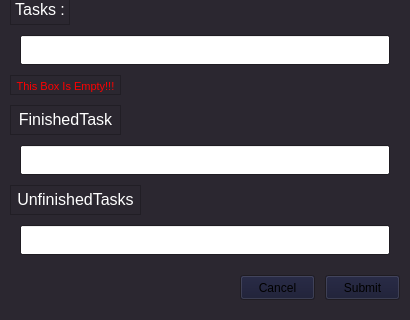
Old version of the form Employee.ui in the repository HeidariSina/Management-App; both pictures show x 0 to 410 and y 600 to 920 of the 410 by 920 pixel window.
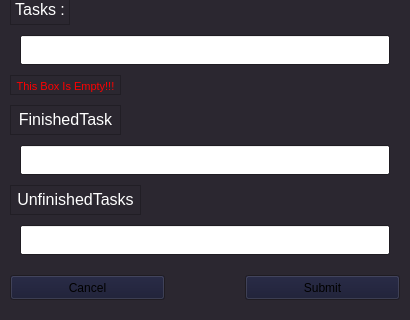
New version of the form.

Commit message: change in submit and cancel button UI

Patch:
```diff
--- a/Employee.ui
+++ b/Employee.ui
@@ -893,12 +893,15 @@
    <widget class="QPushButton" name="SubmitpushButton">
     <property name="geometry">
      <rect>
-      <x>325</x>
+      <x>245</x>
       <y>875</y>
-      <width>75</width>
+      <width>155</width>
       <height>25</height>
      </rect>
     </property>
+    <property name="styleSheet">
+     <string notr="true"/>
+    </property>
     <property name="text">
      <string>Submit</string>
     </property>
@@ -906,12 +909,15 @@
    <widget class="QPushButton" name="CanclepushButton">
     <property name="geometry">
      <rect>
-      <x>240</x>
+      <x>10</x>
       <y>875</y>
-      <width>75</width>
+      <width>155</width>
       <height>25</height>
      </rect>
     </property>
+    <property name="styleSheet">
+     <string notr="true"/>
+    </property>
     <property name="text">
      <string>Cancel</string>
     </property>
```
The commit also changes 2 other files.
